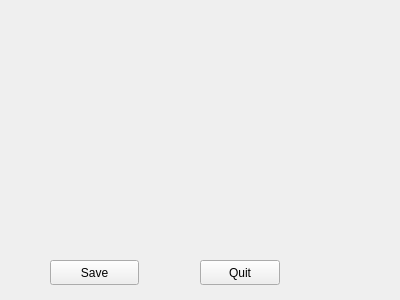
First picture: the form in dialogcreate.ui, repository luThomasLy/bibliothequeVinyle, before the edit.
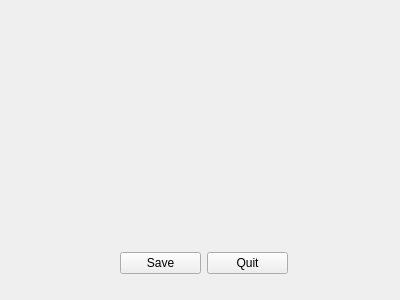
Second picture: the form after the edit.

Patch:
```diff
--- a/dialogcreate.ui
+++ b/dialogcreate.ui
@@ -13,31 +13,31 @@
   <property name="windowTitle">
    <string>Form</string>
   </property>
-  <widget class="QPushButton" name="buttonQuitCreate">
+  <widget class="QWidget" name="">
    <property name="geometry">
     <rect>
-     <x>200</x>
-     <y>260</y>
-     <width>80</width>
-     <height>25</height>
+     <x>120</x>
+     <y>250</y>
+     <width>168</width>
+     <height>27</height>
     </rect>
    </property>
-   <property name="text">
-    <string>Quit</string>
-   </property>
-  </widget>
-  <widget class="QPushButton" name="buttonSaveCreate">
-   <property name="geometry">
-    <rect>
-     <x>50</x>
-     <y>260</y>
-     <width>89</width>
-     <height>25</height>
-    </rect>
-   </property>
-   <property name="text">
-    <string>Save</string>
-   </property>
+   <layout class="QHBoxLayout" name="horizontalLayout">
+    <item>
+     <widget class="QPushButton" name="buttonSaveCreate">
+      <property name="text">
+       <string>Save</string>
+      </property>
+     </widget>
+    </item>
+    <item>
+     <widget class="QPushButton" name="buttonQuitCreate">
+      <property name="text">
+       <string>Quit</string>
+      </property>
+     </widget>
+    </item>
+   </layout>
   </widget>
  </widget>
  <resources/>
```
